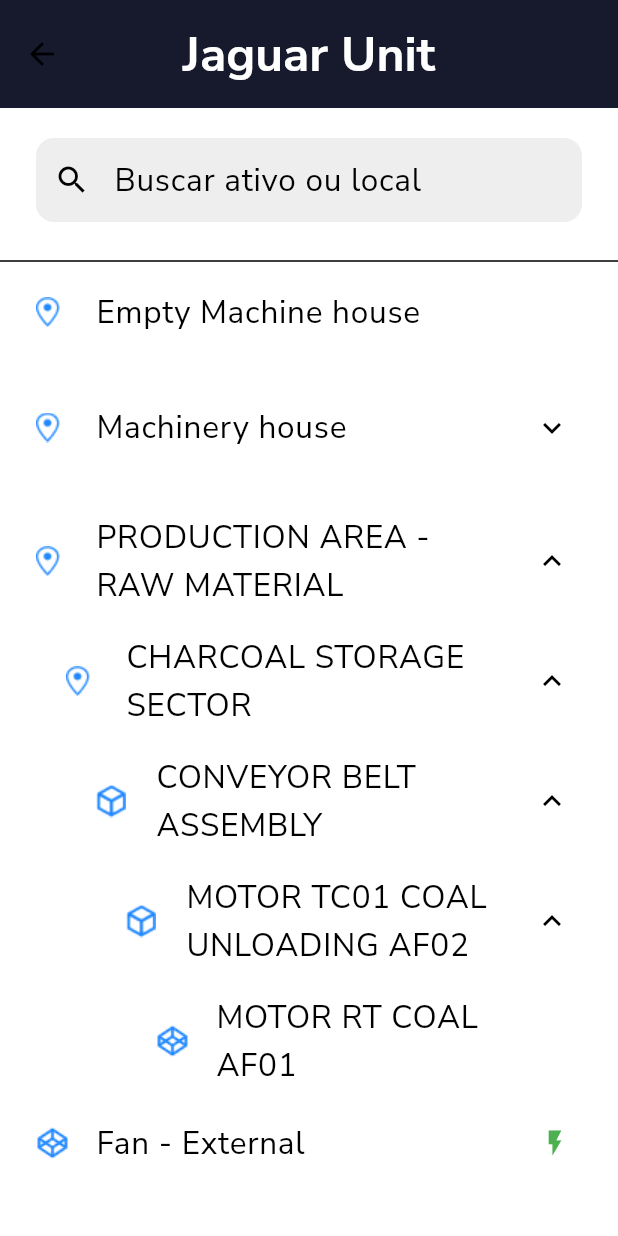
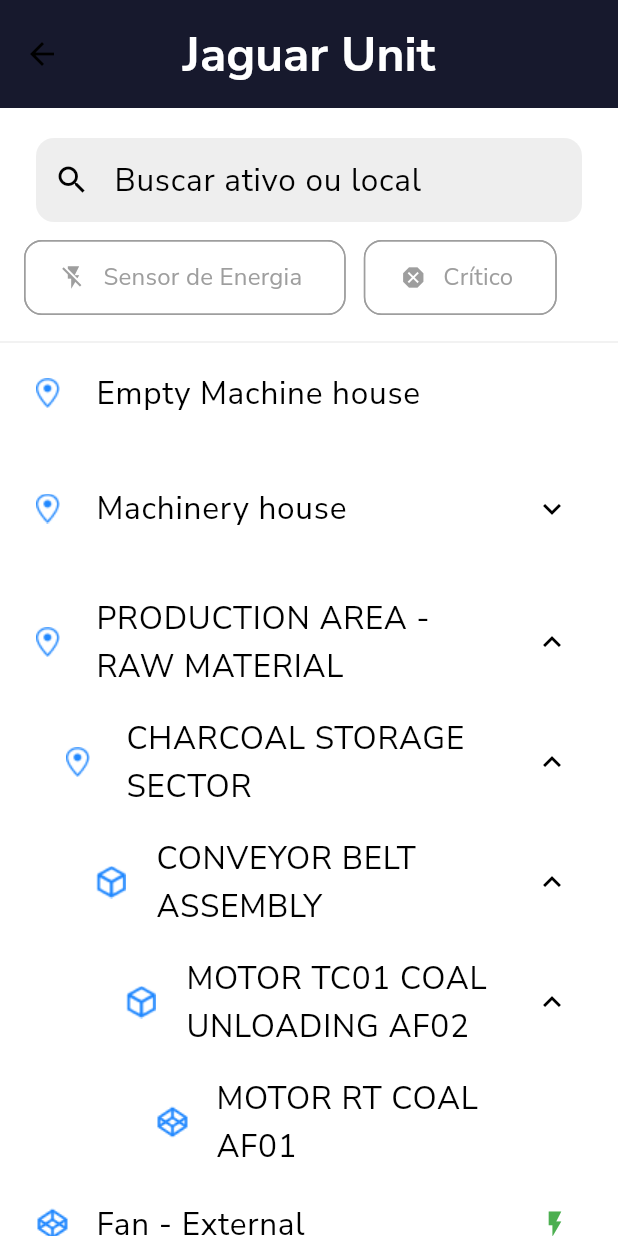
Before and after one commit to diegoferss/tractian-challenge, a Flutter app: the AssetTreeView screen opened directly with empty values, after a tap on "Machinery house", on a phone screen of 412 x 824 dp. Run offline on Flutter 3.47's test engine with Material 3 defaults, Android fonts, the phone set to English and light mode, and no system bars; our stand-ins replace either_dart, flutter_bloc, get_it, google_fonts; generated files the repository leaves out were written again.

Commit message:
[new] add filter option

```diff
--- a/lib/features/asset_tree/asset_tree_view.dart
+++ b/lib/features/asset_tree/asset_tree_view.dart
@@ -4,7 +4,9 @@ import 'package:tractian/features/asset_tree/bloc/asset_tree_bloc.dart';
 import 'package:tractian/features/asset_tree/bloc/asset_tree_event.dart';
 import 'package:tractian/features/asset_tree/bloc/asset_tree_state.dart';
 import 'package:tractian/features/asset_tree/components/expandable_tile.dart';
+import 'package:tractian/features/asset_tree/components/filter_option.dart';
 import 'package:tractian/support/components/default_app_bar.dart';
+import 'package:tractian/support/enums/filter_option_enum.dart';
 import 'package:tractian/support/enums/unit_enum.dart';
 import 'package:tractian/support/services/service_locator/service_locator.dart';
 
@@ -44,7 +46,7 @@ class _AssetTreeViewState extends State<AssetTreeView> {
                 SliverList.list(
                   children: [
                     Padding(
-                      padding: const EdgeInsets.symmetric(horizontal: 24, vertical: 20),
+                      padding: const EdgeInsets.fromLTRB(24, 20, 24, 12),
                       child: TextField(
                         onChanged: (search) => bloc.add(AssetTreeSearchRequested(search: search)),
                         decoration: InputDecoration(
@@ -60,7 +62,26 @@ class _AssetTreeViewState extends State<AssetTreeView> {
                         ),
                       ),
                     ),
-                    const Divider(height: 12),
+                    Padding(
+                      padding: const EdgeInsets.only(left: 16, right: 16, bottom: 12),
+                      child: Wrap(
+                        spacing: 12,
+                        runSpacing: 8,
+                        children: FilterOptionEnum.values.map((filter) {
+                          return GestureDetector(
+                            onTap: () => bloc.add(AssetTreeFilterOptionRequested(filterOption: filter)),
+                            child: FilterOption(
+                              filterOption: filter,
+                              isSelected: state.isFilterOptionSelected(filter),
+                            ),
+                          );
+                        }).toList(),
+                      ),
+                    ),
+                    Divider(
+                      height: 12,
+                      color: Colors.grey[200],
+                    ),
                   ],
                 ),
                 SliverPadding(
--- a/lib/features/asset_tree/bloc/asset_tree_bloc.dart
+++ b/lib/features/asset_tree/bloc/asset_tree_bloc.dart
@@ -23,6 +23,7 @@ class AssetTreeBloc extends Bloc<AssetTreeEvent, AssetTreeState> {
   }) : super(AssetTreeState(unit: unit)) {
     on<AssetTreeLoadAssetsRequested>(_onLoadAssetsRequested);
     on<AssetTreeSearchRequested>(_onSearchRequested);
+    on<AssetTreeFilterOptionRequested>(_onFilterOptionRequested);
   }
 
   FutureOr<void> _onLoadAssetsRequested(
@@ -78,4 +79,11 @@ class AssetTreeBloc extends Bloc<AssetTreeEvent, AssetTreeState> {
   ) {
     emit(state.copyWith(search: event.search));
   }
+
+  FutureOr<void> _onFilterOptionRequested(
+    AssetTreeFilterOptionRequested event,
+    Emitter<AssetTreeState> emit,
+  ) {
+    emit(state.copyWith(currentFilterOption: event.filterOption));
+  }
 }
--- a/lib/features/asset_tree/bloc/asset_tree_event.dart
+++ b/lib/features/asset_tree/bloc/asset_tree_event.dart
@@ -1,3 +1,5 @@
+import 'package:tractian/support/enums/filter_option_enum.dart';
+
 sealed class AssetTreeEvent {}
 
 class AssetTreeLoadAssetsRequested extends AssetTreeEvent {}
@@ -7,3 +9,9 @@ class AssetTreeSearchRequested extends AssetTreeEvent {
 
   AssetTreeSearchRequested({required this.search});
 }
+
+class AssetTreeFilterOptionRequested extends AssetTreeEvent {
+  final FilterOptionEnum filterOption;
+
+  AssetTreeFilterOptionRequested({required this.filterOption});
+}
--- a/lib/features/asset_tree/bloc/asset_tree_state.dart
+++ b/lib/features/asset_tree/bloc/asset_tree_state.dart
@@ -1,5 +1,6 @@
 import 'package:tractian/features/asset_tree/models/asset.dart';
 import 'package:tractian/features/asset_tree/models/location.dart';
+import 'package:tractian/support/enums/filter_option_enum.dart';
 import 'package:tractian/support/enums/unit_enum.dart';
 import 'package:tractian/support/enums/view_state_enum.dart';
 
@@ -9,6 +10,7 @@ class AssetTreeState {
   final List<Location> locations;
   final List<Asset> assets;
   final String search;
+  final FilterOptionEnum? currentFilterOption;
 
   AssetTreeState({
     required this.unit,
@@ -16,6 +18,7 @@ class AssetTreeState {
     this.locations = const [],
     this.assets = const [],
     this.search = '',
+    this.currentFilterOption,
   });
 
   AssetTreeState copyWith({
@@ -24,6 +27,7 @@ class AssetTreeState {
     List<Location>? locations,
     List<Asset>? assets,
     String? search,
+    FilterOptionEnum? currentFilterOption,
   }) {
     return AssetTreeState(
       unit: unit ?? this.unit,
@@ -31,6 +35,22 @@ class AssetTreeState {
       locations: locations ?? this.locations,
       assets: assets ?? this.assets,
       search: search ?? this.search,
+      currentFilterOption: currentFilterOption ?? this.currentFilterOption,
     );
   }
+
+  AssetTreeState removeFilterOption() {
+    return AssetTreeState(
+      unit: unit,
+      viewState: viewState,
+      locations: locations,
+      assets: assets,
+      search: search,
+      currentFilterOption: null,
+    );
+  }
+
+  bool isFilterOptionSelected(FilterOptionEnum filterOption) {
+    return filterOption == currentFilterOption;
+  }
 }
--- /dev/null
+++ b/lib/features/asset_tree/components/filter_option.dart
@@ -0,0 +1,39 @@
+import 'package:flutter/material.dart';
+import 'package:tractian/support/enums/filter_option_enum.dart';
+import 'package:tractian/support/extensions/context_extensions.dart';
+
+class FilterOption extends StatelessWidget {
+  final FilterOptionEnum filterOption;
+  final bool isSelected;
+
+  const FilterOption({
+    super.key,
+    required this.filterOption,
+    required this.isSelected,
+  });
+
+  @override
+  Widget build(BuildContext context) {
+    final backgroundColor = isSelected ? Colors.lightBlue : Colors.white;
+    final itemsColor = isSelected ? Colors.white : Colors.grey;
+    final borderColor = isSelected ? Colors.blue : Colors.grey;
+    final fontWeight = isSelected ? FontWeight.bold : FontWeight.normal;
+
+    return Chip(
+      backgroundColor: backgroundColor,
+      avatar: Icon(filterOption.icon, color: itemsColor),
+      label: Text(
+        filterOption.filterName,
+        style: context.titleMedium?.copyWith(
+          color: itemsColor,
+          fontWeight: fontWeight,
+        ),
+      ),
+      shape: RoundedRectangleBorder(
+        borderRadius: BorderRadius.circular(12),
+        side: BorderSide(color: borderColor),
+      ),
+      padding: const EdgeInsets.symmetric(horizontal: 20, vertical: 12),
+    );
+  }
+}
--- /dev/null
+++ b/lib/support/enums/filter_option_enum.dart
@@ -0,0 +1,20 @@
+import 'package:flutter/material.dart';
+
+enum FilterOptionEnum {
+  energySensor,
+  critical;
+
+  String get filterName {
+    return switch (this) {
+      energySensor => 'Sensor de Energia',
+      critical => 'Crítico',
+    };
+  }
+
+  IconData get icon {
+    return switch (this) {
+      energySensor => Icons.flash_off,
+      critical => Icons.dangerous,
+    };
+  }
+}
```
